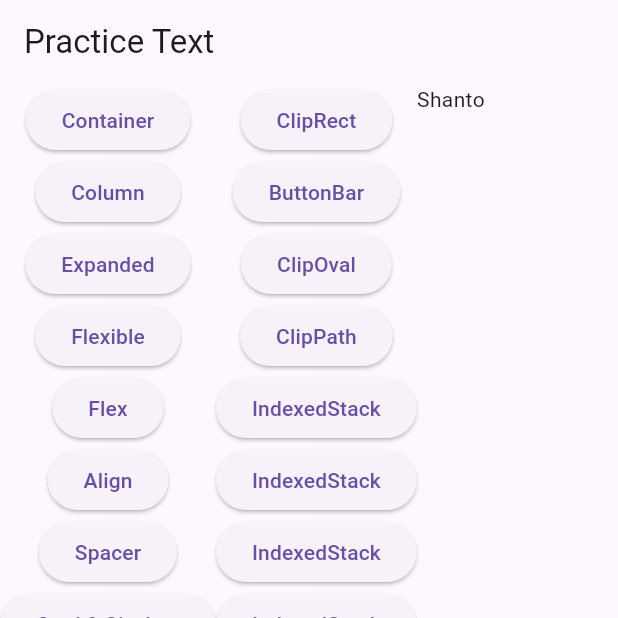
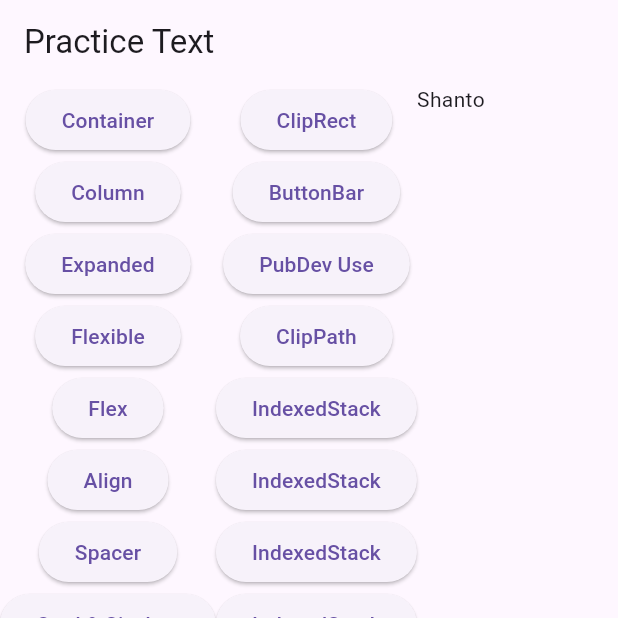
Before and after one commit to ShantoGUB567/Flutter, a Flutter app: the screen it shows after launch, on a phone screen of 412 x 824 dp, the top half of it. Run offline on Flutter 3.47's test engine with Material 3 defaults, Android fonts, the phone set to English and light mode, and no system bars; our stand-ins replace cached_network_image, font_awesome_flutter, google_fonts, image_picker, shimmer, speech_to_text; accounts and stored records are empty.

Commit message:
add pub dev

```diff
--- a/new_app_6/lib/main.dart
+++ b/new_app_6/lib/main.dart
@@ -13,6 +13,7 @@ import 'package:new_app_6/listview.dart';
 import 'package:new_app_6/listviewbuilder.dart';
 import 'package:new_app_6/listviewcustom.dart';
 import 'package:new_app_6/listviewseparated.dart';
+import 'package:new_app_6/pub_dev.dart';
 import 'package:new_app_6/singlescrollview.dart';
 import 'package:new_app_6/spacer.dart';
 import 'package:new_app_6/stack.dart';
@@ -29,7 +30,10 @@ class MyApp extends StatelessWidget {
 
   @override
   Widget build(BuildContext context) {
-    return const MaterialApp(home: HomeActivity());
+    return const MaterialApp(
+      debugShowCheckedModeBanner: false,
+      home: HomeActivity()
+    );
   }
 }
 
@@ -145,9 +149,9 @@ class HomeActivity extends StatelessWidget {
                   child: Text("ButtonBar")
               ),ElevatedButton(
                   onPressed: () {
-                    Navigator.push(context, MaterialPageRoute(builder: (context) => IndexedStackAct()));
+                    Navigator.push(context, MaterialPageRoute(builder: (context) => PubDev()));
                   },
-                  child: Text("ClipOval")
+                  child: Text("PubDev Use")
               ),ElevatedButton(
                   onPressed: () {
                     Navigator.push(context, MaterialPageRoute(builder: (context) => IndexedStackAct()));
--- a/new_app_6/pubspec.yaml
+++ b/new_app_6/pubspec.yaml
@@ -34,6 +34,7 @@ dependencies:
   # The following adds the Cupertino Icons font to your application.
   # Use with the CupertinoIcons class for iOS style icons.
   cupertino_icons: ^1.0.8
+  font_awesome_flutter: 10.9.1
 
 dev_dependencies:
   flutter_test:
```
Also changed, not shown: new_app_6/lib/pub_dev.dart (added, +27 -0 lines), new_app_6/pubspec.lock, public/fonts/fa-brands-400.svg (added), public/fonts/fa-brands-400.ttf (added), public/fonts/fa-regular-400.svg (added), public/fonts/fa-regular-400.ttf (added), public/fonts/fa-solid-900.svg (added), public/fonts/fa-solid-900.ttf (added), 10 other files.
